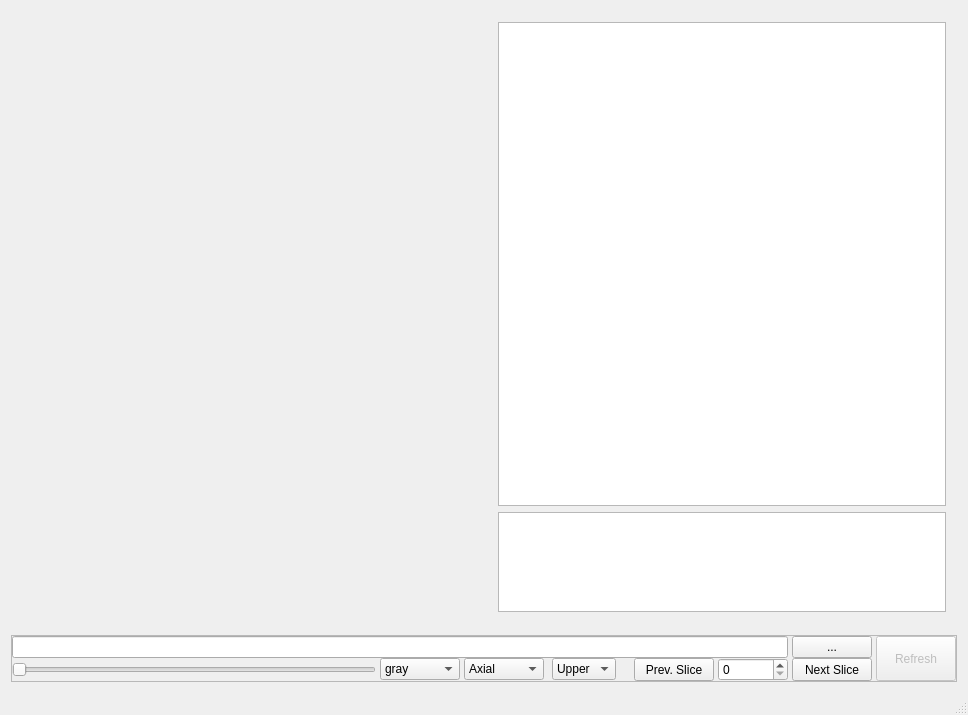
Qt form window.ui (ryanneph/PyViz) before a commit.
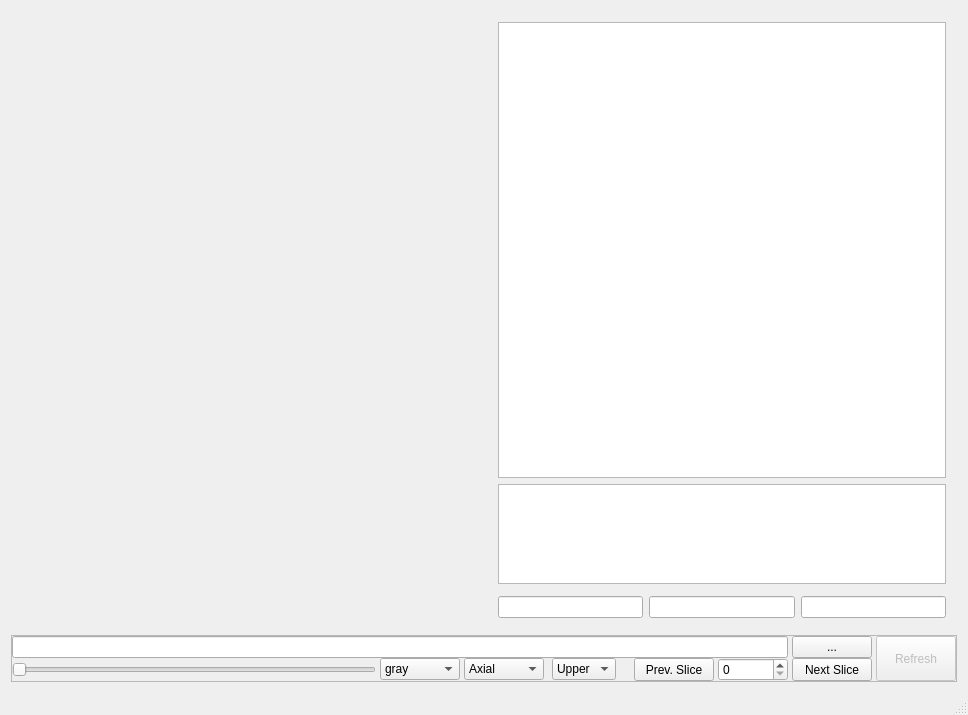
The same form after that commit.

Commit message: added skeleton controls; updated common sizes for current project

What changed in the file:
```diff
--- a/window.ui
+++ b/window.ui
@@ -367,6 +367,22 @@
            </property>
           </widget>
          </item>
+         <item>
+          <layout class="QHBoxLayout" name="horizontalLayout_2">
+           <property name="bottomMargin">
+            <number>0</number>
+           </property>
+           <item>
+            <widget class="QLineEdit" name="txt_nx"/>
+           </item>
+           <item>
+            <widget class="QLineEdit" name="txt_ny"/>
+           </item>
+           <item>
+            <widget class="QLineEdit" name="txt_nz"/>
+           </item>
+          </layout>
+         </item>
         </layout>
        </widget>
       </item>
```
Left out of the diff: 1 changed line with no effect on the pictures. The commit also changes 2 other files.
